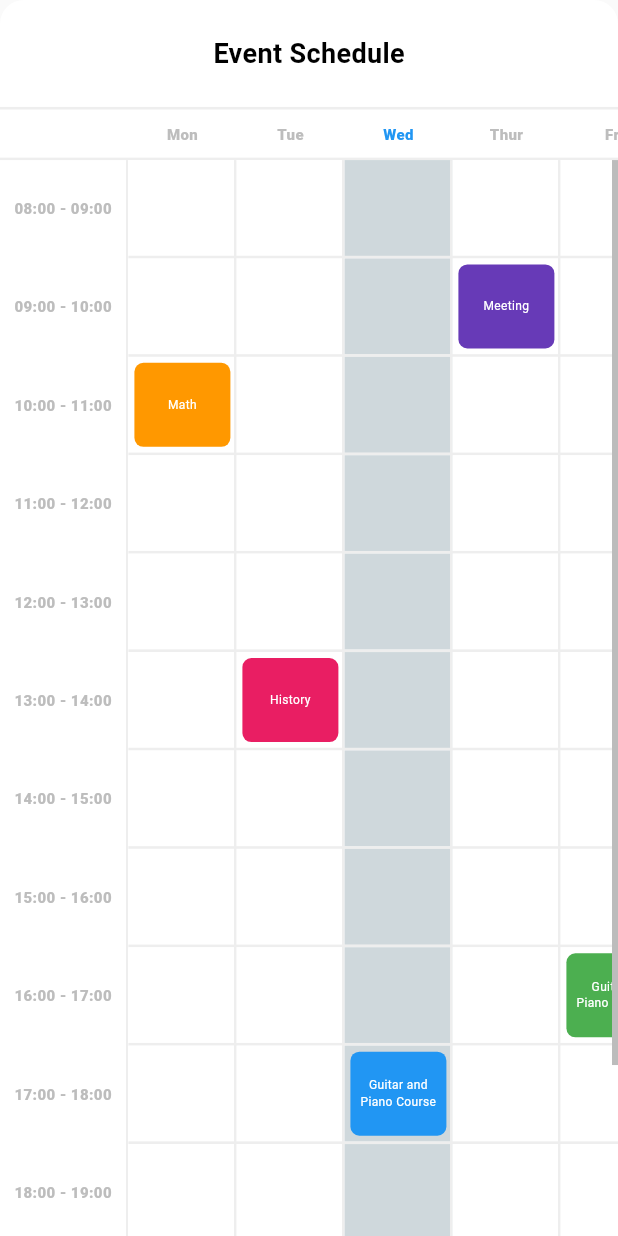
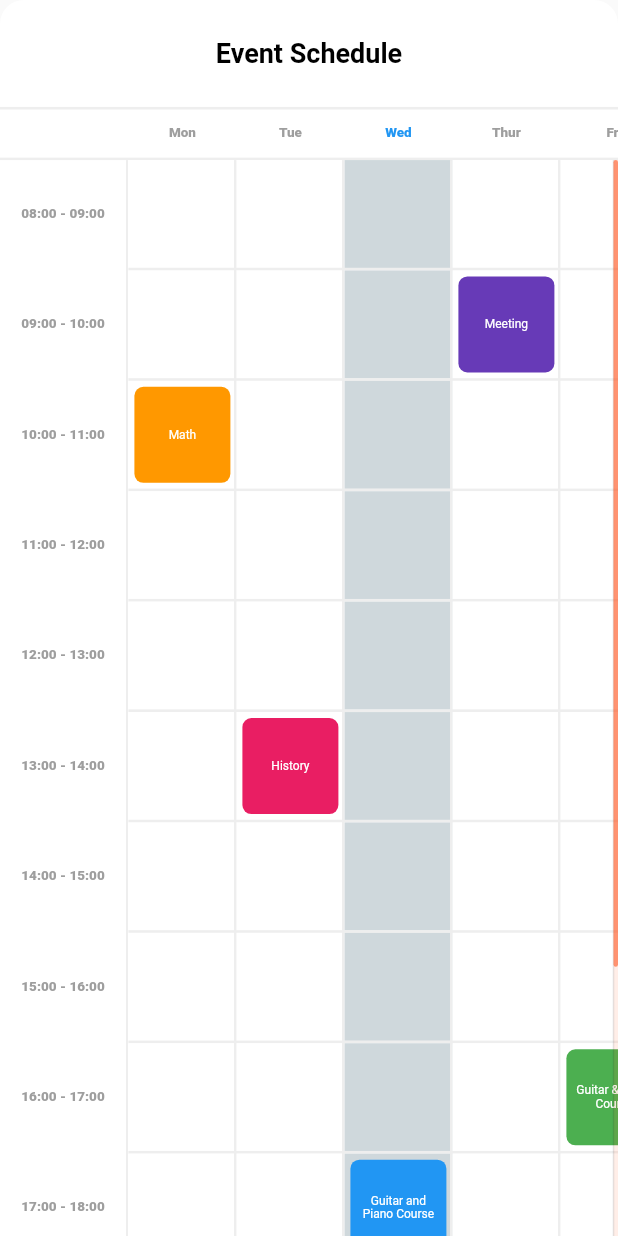
Before and after one commit to githuseyingur/time_scheduler_table, a Flutter app: the screen it shows after launch, on a phone screen of 412 x 824 dp. Run offline on Flutter 3.47's test engine with Material 3 defaults, Android fonts, the phone set to English and light mode, and no system bars.

Commit message:
UI design updates & fixed format issues

```diff
--- a/example/lib/main.dart
+++ b/example/lib/main.dart
@@ -52,11 +52,11 @@ class MyApp extends StatelessWidget {
     return MaterialApp(
       debugShowCheckedModeBanner: false,
       theme: ThemeData(
-        primarySwatch: Colors.blue,
         visualDensity: VisualDensity.adaptivePlatformDensity,
+        useMaterial3: false,
       ),
       home: TimeSchedulerTable(
-        cellHeight: 64,
+        cellHeight: 72,
         cellWidth: 72,
         columnTitles: const [
           "Mon",
--- a/lib/src/time_scheduler_table.dart
+++ b/lib/src/time_scheduler_table.dart
@@ -5,10 +5,9 @@ import 'package:time_scheduler_table/src/model/event_model.dart';
 import 'package:time_scheduler_table/src/widget/color_circle.dart';
 import 'package:time_scheduler_table/src/widget/scheduler_alert.dart';
 
-// ignore: must_be_immutable
 class TimeSchedulerTable extends StatefulWidget {
-  TimeSchedulerTable(
-      {super.key,
+  TimeSchedulerTable({
+    super.key,
     this.title,
     this.titleStyle,
     this.eventTitleStyle,
@@ -19,7 +18,8 @@ class TimeSchedulerTable extends StatefulWidget {
     required this.eventList,
     required this.cellHeight,
     required this.cellWidth,
-      required this.eventAlert});
+    required this.eventAlert,
+  });
 
   /// [title] is title of table
   final String? title;
@@ -30,10 +30,10 @@ class TimeSchedulerTable extends StatefulWidget {
   /// [eventTitleStyle] is text style of event's title in cells
   final TextStyle? eventTitleStyle;
 
-  /// [isBack] is the button in the table that allows to go back. Default value is true.
+  /// [isBack] is the button that allows to go back. Default value is true.
   final bool isBack;
 
-  /// [currentColumnTitleIndex] is the index indicating the currently selected column.
+  /// The index indicating the currently selected column.
   final int? currentColumnTitleIndex;
 
   /// [eventList] is the list of [EventModel] containing events.
@@ -45,7 +45,6 @@ class TimeSchedulerTable extends StatefulWidget {
   /// [cellWidth] is the width of cells in table.
   final double cellWidth;
 
-  /// [selectedDate] is used to specify the selected column if [currentColumnTitleIndex] is not given.
   final selectedDate = DateTime.now();
 
   final ScrollController mainHorizontalController = ScrollController();
@@ -63,10 +62,10 @@ class TimeSchedulerTable extends StatefulWidget {
   final List<String> indexList = [];
 
   /// [columnTitles] is list of column names.
-  List<String>? columnTitles;
+  final List<String>? columnTitles;
 
   /// [rowTitles] is list of row names.
-  List<String>? rowTitles;
+  final List<String>? rowTitles;
 
   /// [formKey] is key of TextFormField in [EventAlert]
   final formKey = GlobalKey<FormState>();
@@ -124,14 +123,14 @@ class _TimeSchedulerTableState extends State<TimeSchedulerTable> {
             columnTitles[index],
             style: TextStyle(
                 fontWeight: FontWeight.w800,
-                fontSize: 10,
+                fontSize: 9,
                 color: widget.currentColumnTitleIndex != null
                     ? widget.currentColumnTitleIndex == index
                         ? Colors.blue
-                        : Colors.grey[400]
+                        : Colors.grey[500]
                     : widget.selectedDate.weekday == index + 1
                         ? Colors.blue
-                        : Colors.grey[400]),
+                        : Colors.grey[500]),
           ),
         ),
       );
@@ -173,7 +172,8 @@ class _TimeSchedulerTableState extends State<TimeSchedulerTable> {
                   color: Colors.white,
                   borderRadius: BorderRadius.only(
                     topLeft: Radius.circular(16),
-                      topRight: Radius.circular(16)),
+                    topRight: Radius.circular(16),
+                  ),
                 ),
                 child: Row(
                   mainAxisAlignment: MainAxisAlignment.spaceBetween,
@@ -183,17 +183,24 @@ class _TimeSchedulerTableState extends State<TimeSchedulerTable> {
                             onTap: () {
                               Navigator.pop(context);
                             },
-                            child: const Icon(Icons.arrow_back_ios_rounded,
-                                size: 18, color: Colors.black),
+                            child: const Icon(
+                              Icons.arrow_back_ios_rounded,
+                              size: 18,
+                              color: Colors.black,
+                            ),
                           )
                         : const SizedBox(
                             width: 18,
                           ),
                     widget.title != null
-                        ? Text(widget.title!,
+                        ? Text(
+                            widget.title!,
                             style: widget.titleStyle ??
                                 const TextStyle(
-                                    fontSize: 18, fontWeight: FontWeight.bold))
+                                  fontSize: 18,
+                                  fontWeight: FontWeight.bold,
+                                ),
+                          )
                         : const SizedBox(),
                     const SizedBox(
                       width: 18,
@@ -228,7 +235,7 @@ class _TimeSchedulerTableState extends State<TimeSchedulerTable> {
                             width: 84 + 1.6,
                           ),
                           for (int i = 0; i < columnTitles.length; i++)
-                            headers[i],
+                            headers[i]
                         ],
                       ),
                     ),
@@ -242,8 +249,9 @@ class _TimeSchedulerTableState extends State<TimeSchedulerTable> {
                         mainAxisSize: MainAxisSize.min,
                         children: <Widget>[
                           ScrollConfiguration(
-                            behavior: ScrollConfiguration.of(context)
-                                .copyWith(scrollbars: false),
+                            behavior: ScrollConfiguration.of(context).copyWith(
+                              scrollbars: false,
+                            ),
                             child: SingleChildScrollView(
                               physics: const NeverScrollableScrollPhysics(),
                               controller: widget.timeVerticalController,
@@ -267,10 +275,13 @@ class _TimeSchedulerTableState extends State<TimeSchedulerTable> {
                                                 child: Text(
                                                   rowTitles[i],
                                                   style: TextStyle(
-                                                    color: Colors.grey[400]!,
+                                                    color: Colors.grey[500] ??
+                                                        Colors.grey,
                                                     fontWeight: FontWeight.w800,
-                                                    fontSize: 10),
-                                              )),
+                                                    fontSize: 9,
+                                                  ),
+                                                ),
+                                              ),
                                             ),
                                             const SizedBox(
                                               height: 1.6,
@@ -291,14 +302,28 @@ class _TimeSchedulerTableState extends State<TimeSchedulerTable> {
                             ),
                           ),
                           Expanded(
-                            child: Scrollbar(
+                            child: RawScrollbar(
                               controller: widget.mainVerticalController,
                               thumbVisibility: true,
+                              thumbColor: Colors.deepOrange.withOpacity(0.6),
+                              interactive: true,
+                              radius: const Radius.circular(8),
+                              thickness: 3,
+                              trackVisibility: true,
+                              trackColor: Colors.deepOrange.withOpacity(0.1),
                               child: SingleChildScrollView(
                                 controller: widget.mainVerticalController,
-                                child: Scrollbar(
+                                child: RawScrollbar(
                                   controller: widget.mainHorizontalController,
                                   thumbVisibility: true,
+                                  thumbColor:
+                                      Colors.deepOrange.withOpacity(0.6),
+                                  interactive: true,
+                                  radius: const Radius.circular(8),
+                                  thickness: 3,
+                                  trackVisibility: true,
+                                  trackColor:
+                                      Colors.deepOrange.withOpacity(0.1),
                                   child: SingleChildScrollView(
                                     controller: widget.mainHorizontalController,
                                     scrollDirection: Axis.horizontal,
@@ -551,7 +576,11 @@ class _TimeSchedulerTableState extends State<TimeSchedulerTable> {
                                                                                         deleteOnPressed: () {
                                                                                           setState(() {
                                                                                             EventModel eventModel = widget.eventList.elementAt(widget.indexList.indexOf(j.toString() + i.toString()));
-                                                                                            widget.eventList.removeAt(widget.indexList.indexOf(j.toString() + i.toString()));
+                                                                                            widget.eventList.removeAt(
+                                                                                              widget.indexList.indexOf(
+                                                                                                j.toString() + i.toString(),
+                                                                                              ),
+                                                                                            );
 
                                                                                             if (widget.eventAlert.deleteOnPressed != null) {
                                                                                               widget.eventAlert.deleteOnPressed!(eventModel);
@@ -562,11 +591,21 @@ class _TimeSchedulerTableState extends State<TimeSchedulerTable> {
                                                                                         updateOnPressed: () {
                                                                                           if (widget.formKey.currentState!.validate()) {
                                                                                             setState(() {
-                                                                                              widget.eventList[widget.indexList.indexOf(j.toString() + i.toString())].color = widget.eventAlert.initialEventColor;
-                                                                                              widget.eventList[widget.indexList.indexOf(j.toString() + i.toString())].title = widget.eventAlert.alertTextController.text;
+                                                                                              widget
+                                                                                                  .eventList[widget.indexList.indexOf(
+                                                                                                j.toString() + i.toString(),
+                                                                                              )]
+                                                                                                  .color = widget.eventAlert.initialEventColor;
+                                                                                              widget
+                                                                                                  .eventList[widget.indexList.indexOf(
+                                                                                                j.toString() + i.toString(),
+                                                                                              )]
+                                                                                                  .title = widget.eventAlert.alertTextController.text;
 
                                                                                               if (widget.eventAlert.updateOnPressed != null) {
-                                                                                                widget.eventAlert.updateOnPressed!(widget.eventList[widget.indexList.indexOf(j.toString() + i.toString())]);
+                                                                                                widget.eventAlert.updateOnPressed!(widget.eventList[widget.indexList.indexOf(
+                                                                                                  j.toString() + i.toString(),
+                                                                                                )]);
                                                                                               }
                                                                                             });
 
@@ -581,17 +620,33 @@ class _TimeSchedulerTableState extends State<TimeSchedulerTable> {
                                                                                 Container(
                                                                               decoration: BoxDecoration(
                                                                                 borderRadius: BorderRadius.circular(6),
-                                                                                color: widget.eventList[widget.indexList.indexOf(j.toString() + i.toString())].color ?? Colors.teal,
+                                                                                color: widget
+                                                                                        .eventList[widget.indexList.indexOf(
+                                                                                      j.toString() + i.toString(),
+                                                                                    )]
+                                                                                        .color ??
+                                                                                    Colors.teal,
                                                                               ),
                                                                               alignment: Alignment.center,
                                                                               padding: const EdgeInsets.symmetric(horizontal: 6, vertical: 6),
                                                                               child: Tooltip(
                                                                                 key: UniqueKey(),
-                                                                                message: widget.eventList[widget.indexList.indexOf(j.toString() + i.toString())].title!,
-                                                                                decoration: BoxDecoration(color: Colors.black.withOpacity(0.7), borderRadius: BorderRadius.circular(14)),
+                                                                                message: widget
+                                                                                    .eventList[widget.indexList.indexOf(
+                                                                                  j.toString() + i.toString(),
+                                                                                )]
+                                                                                    .title!,
+                                                                                decoration: BoxDecoration(
+                                                                                  color: Colors.black.withOpacity(0.7),
+                                                                                  borderRadius: BorderRadius.circular(14),
+                                                                                ),
                                                                                 textStyle: const TextStyle(color: Colors.white, fontSize: 10),
                                                                                 child: Text(
-                                                                                  widget.eventList[widget.indexList.indexOf(j.toString() + i.toString())].title!,
+                                                                                  widget
+                                                                                      .eventList[widget.indexList.indexOf(
+                                                                                    j.toString() + i.toString(),
+                                                                                  )]
+                                                                                      .title!,
                                                                                   style: widget.eventTitleStyle ??
                                                                                       const TextStyle(
                                                                                         color: Colors.white,
--- a/pubspec.yaml
+++ b/pubspec.yaml
@@ -1,10 +1,10 @@
 name: time_scheduler_table
 description: A scheduler with the ability to add, delete and update events by clicking on cells.
-version: 0.0.5
+version: 0.0.6
 homepage: https://github.com/githuseyingur/time_scheduler_table.git
 
 environment:
-  sdk: '>=2.17.0 <3.0.0'
+  sdk: '>=2.17.0 <4.0.0'
   flutter: ">=1.17.0"
 
 dependencies:
```
Also changed, not shown: 2 other files. Lines whose indentation alone changed are shown as unchanged.
